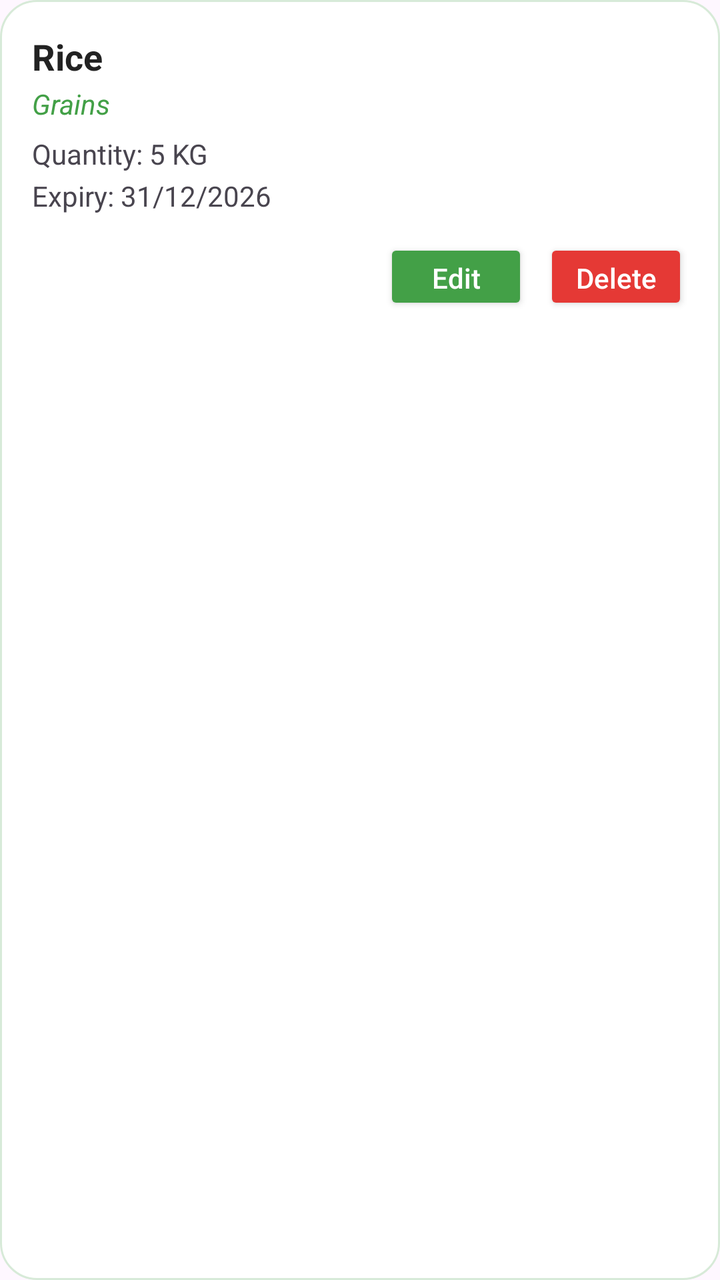
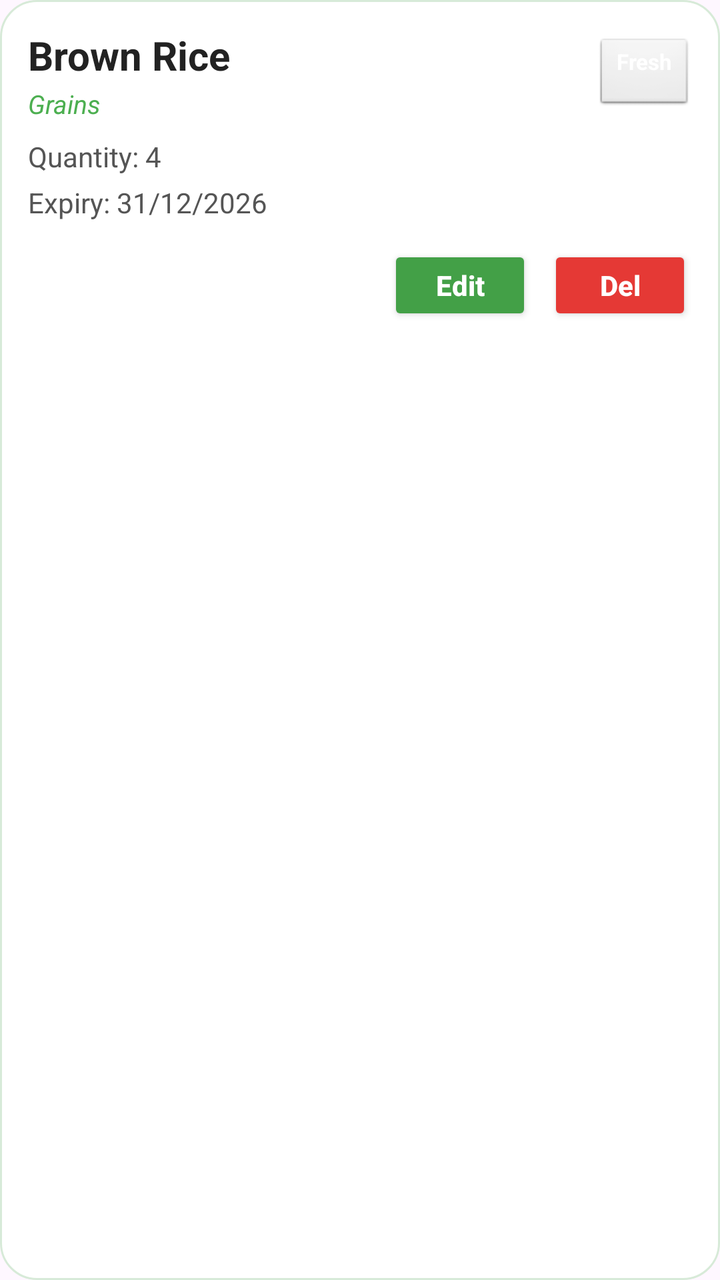

Before-and-after screenshots of an Android layout around one commit, followed by the original layout XML and the change that was made.
<!-- AndroidManifest.xml: application theme Theme.SmartPantryManager -->
<!-- res/layout/item_pantry.xml -->
<LinearLayout xmlns:android="http://schemas.android.com/apk/res/android"
    android:layout_width="match_parent"
    android:layout_height="wrap_content"
    android:orientation="vertical"
    android:padding="16dp"
    android:layout_marginBottom="10dp"
    android:background="@drawable/pantry_item_background">

    <LinearLayout
        android:layout_width="match_parent"
        android:layout_height="wrap_content"
        android:gravity="center_vertical">

        <TextView
            android:id="@+id/textIngredientName"
            android:layout_width="0dp"
            android:layout_height="wrap_content"
            android:layout_weight="1"
            android:text="Rice"
            android:textStyle="bold"
            android:textSize="18sp"
            android:textColor="@color/darkText"/>

        <TextView
            android:id="@+id/textStatus"
            android:layout_width="wrap_content"
            android:layout_height="wrap_content"
            android:text="Fresh"
            android:textSize="10sp"
            android:textStyle="bold"
            android:paddingLeft="8dp"
            android:paddingRight="8dp"
            android:paddingTop="4dp"
            android:paddingBottom="4dp"
            android:textColor="@android:color/white"/>
    </LinearLayout>

    <TextView
        android:id="@+id/textCategory"
        android:layout_width="wrap_content"
        android:layout_height="wrap_content"
        android:text="Grains"
        android:textStyle="italic"
        android:textColor="@color/primaryGreen"
        android:layout_marginTop="2dp"/>

    <TextView
        android:id="@+id/textQuantity"
        android:layout_width="wrap_content"
        android:layout_height="wrap_content"
        android:text="Quantity: 5 KG"
        android:layout_marginTop="6dp"/>

    <TextView
        android:id="@+id/textLowStock"
        android:layout_width="wrap_content"
        android:layout_height="wrap_content"
        android:text="Low Stock"
        android:textSize="11sp"
        android:textStyle="bold"
        android:textColor="#F57C00"
        android:visibility="gone"
        android:layout_marginTop="2dp"/>

    <TextView
        android:id="@+id/textExpiry"
        android:layout_width="wrap_content"
        android:layout_height="wrap_content"
        android:text="Expiry: 31/12/2026"
        android:layout_marginTop="2dp"/>

    <LinearLayout
        android:layout_width="match_parent"
        android:layout_height="wrap_content"
        android:gravity="end"
        android:orientation="horizontal"
        android:layout_marginTop="12dp">

        <Button
            android:id="@+id/buttonEdit"
            android:layout_width="72dp"
            android:layout_height="38dp"
            android:text="Edit"
            android:textAllCaps="false"
            android:textColor="@android:color/white"
            android:backgroundTint="@color/primaryGreen"/>

        <Button
            android:id="@+id/buttonDelete"
            android:layout_width="72dp"
            android:layout_height="38dp"
            android:text="Delete"
            android:textAllCaps="false"
            android:textColor="@android:color/white"
            android:backgroundTint="#E53935"
            android:layout_marginStart="8dp"/>

    </LinearLayout>

</LinearLayout>
<!-- resources referenced by this layout -->
<resources>
  <color name="darkText">#222222</color>
  <color name="primaryGreen">#43A047</color>
  <!-- drawable pantry_item_background (drawable) -->
  <?xml version="1.0" encoding="utf-8"?>
  <shape xmlns:android="http://schemas.android.com/apk/res/android">
  
      <solid android:color="#FFFFFF"/>
  
      <corners android:radius="18dp"/>
  
      <stroke
          android:width="1dp"
          android:color="#D7EAD8"/>
  
      <padding
          android:left="4dp"
          android:top="4dp"
          android:right="4dp"
          android:bottom="4dp"/>
  
  </shape>
  <style name="Theme.SmartPantryManager" parent="Base.Theme.SmartPantryManager" />
  <style name="Base.Theme.SmartPantryManager" parent="Theme.Material3.DayNight.NoActionBar">
          
          
      </style>
</resources>

<!-- the commit's change to res/layout/item_pantry.xml (unified diff, before → after) -->
@@ -1,100 +1,118 @@
+<?xml version="1.0" encoding="utf-8"?>
 <LinearLayout xmlns:android="http://schemas.android.com/apk/res/android"
     android:layout_width="match_parent"
     android:layout_height="wrap_content"
+    android:layout_marginBottom="12dp"
+    android:background="@drawable/pantry_item_background"
     android:orientation="vertical"
-    android:padding="16dp"
-    android:layout_marginBottom="10dp"
-    android:background="@drawable/pantry_item_background">
+    android:padding="14dp">
 
+    
     <LinearLayout
         android:layout_width="match_parent"
         android:layout_height="wrap_content"
-        android:gravity="center_vertical">
+        android:gravity="center_vertical"
+        android:orientation="horizontal">
 
-        <TextView
-            android:id="@+id/textIngredientName"
+        <LinearLayout
             android:layout_width="0dp"
             android:layout_height="wrap_content"
             android:layout_weight="1"
-            android:text="Rice"
-            android:textStyle="bold"
-            android:textSize="18sp"
-            android:textColor="@color/darkText"/>
+            android:orientation="vertical">
 
+            <TextView
+                android:id="@+id/textIngredientName"
+                android:layout_width="wrap_content"
+                android:layout_height="wrap_content"
+                android:text="Brown Rice"
+                android:textColor="#222222"
+                android:textSize="20sp"
+                android:textStyle="bold"/>
+
+            <TextView
+                android:id="@+id/textCategory"
+                android:layout_width="wrap_content"
+                android:layout_height="wrap_content"
+                android:layout_marginTop="2dp"
+                android:text="Grains"
+                android:textColor="#4CAF50"
+                android:textSize="13sp"
+                android:textStyle="italic"/>
+        </LinearLayout>
+
+        
         <TextView
             android:id="@+id/textStatus"
             android:layout_width="wrap_content"
             android:layout_height="wrap_content"
+            android:background="@android:drawable/btn_default_small"
+            android:paddingLeft="10dp"
+            android:paddingTop="4dp"
+            android:paddingRight="10dp"
+            android:paddingBottom="4dp"
             android:text="Fresh"
-            android:textSize="10sp"
-            android:textStyle="bold"
-            android:paddingLeft="8dp"
-            android:paddingRight="8dp"
-            android:paddingTop="4dp"
-            android:paddingBottom="4dp"
-            android:textColor="@android:color/white"/>
+            android:textColor="@android:color/white"
+            android:textSize="11sp"
+            android:textStyle="bold"/>
     </LinearLayout>
-
-    <TextView
-        android:id="@+id/textCategory"
-        android:layout_width="wrap_content"
-        android:layout_height="wrap_content"
-        android:text="Grains"
-        android:textStyle="italic"
-        android:textColor="@color/primaryGreen"
-        android:layout_marginTop="2dp"/>
 
     <TextView
         android:id="@+id/textQuantity"
         android:layout_width="wrap_content"
         android:layout_height="wrap_content"
-        android:text="Quantity: 5 KG"
-        android:layout_marginTop="6dp"/>
+        android:layout_marginTop="8dp"
+        android:text="Quantity: 4"
+        android:textColor="#555555"
+        android:textSize="14sp"/>
 
     <TextView
         android:id="@+id/textLowStock"
         android:layout_width="wrap_content"
         android:layout_height="wrap_content"
+        android:layout_marginTop="2dp"
         android:text="Low Stock"
-        android:textSize="11sp"
+        android:textColor="#F57C00"
+        android:textSize="13sp"
         android:textStyle="bold"
-        android:textColor="#F57C00"
-        android:visibility="gone"
-        android:layout_marginTop="2dp"/>
+        android:visibility="gone"/>
 
     <TextView
         android:id="@+id/textExpiry"
         android:layout_width="wrap_content"
         android:layout_height="wrap_content"
+        android:layout_marginTop="4dp"
         android:text="Expiry: 31/12/2026"
-        android:layout_marginTop="2dp"/>
+        android:textColor="#555555"
+        android:textSize="14sp"/>
 
+    
     <LinearLayout
         android:layout_width="match_parent"
         android:layout_height="wrap_content"
+        android:layout_marginTop="12dp"
         android:gravity="end"
-        android:orientation="horizontal"
-        android:layout_marginTop="12dp">
+        android:orientation="horizontal">
 
         <Button
             android:id="@+id/buttonEdit"
             android:layout_width="72dp"
-            android:layout_height="38dp"
+            android:layout_height="40dp"
+            android:backgroundTint="@color/primaryGreen"
             android:text="Edit"
             android:textAllCaps="false"
             android:textColor="@android:color/white"
-            android:backgroundTint="@color/primaryGreen"/>
+            android:textStyle="bold"/>
 
         <Button
             android:id="@+id/buttonDelete"
             android:layout_width="72dp"
-            android:layout_height="38dp"
-            android:text="Delete"
+            android:layout_height="40dp"
+            android:layout_marginStart="8dp"
+            android:backgroundTint="#E53935"
+            android:text="Del"
             android:textAllCaps="false"
             android:textColor="@android:color/white"
-            android:backgroundTint="#E53935"
-            android:layout_marginStart="8dp"/>
-
+            android:textStyle="bold"/>
     </LinearLayout>
 
 </LinearLayout>
<!-- resource entries referenced after the edit -->
@@ -1,6 +1,5 @@
 <!-- resources referenced by this layout -->
 <resources>
-  <color name="darkText">#222222</color>
   <color name="primaryGreen">#43A047</color>
   <!-- drawable pantry_item_background (drawable) -->
   <?xml version="1.0" encoding="utf-8"?>
